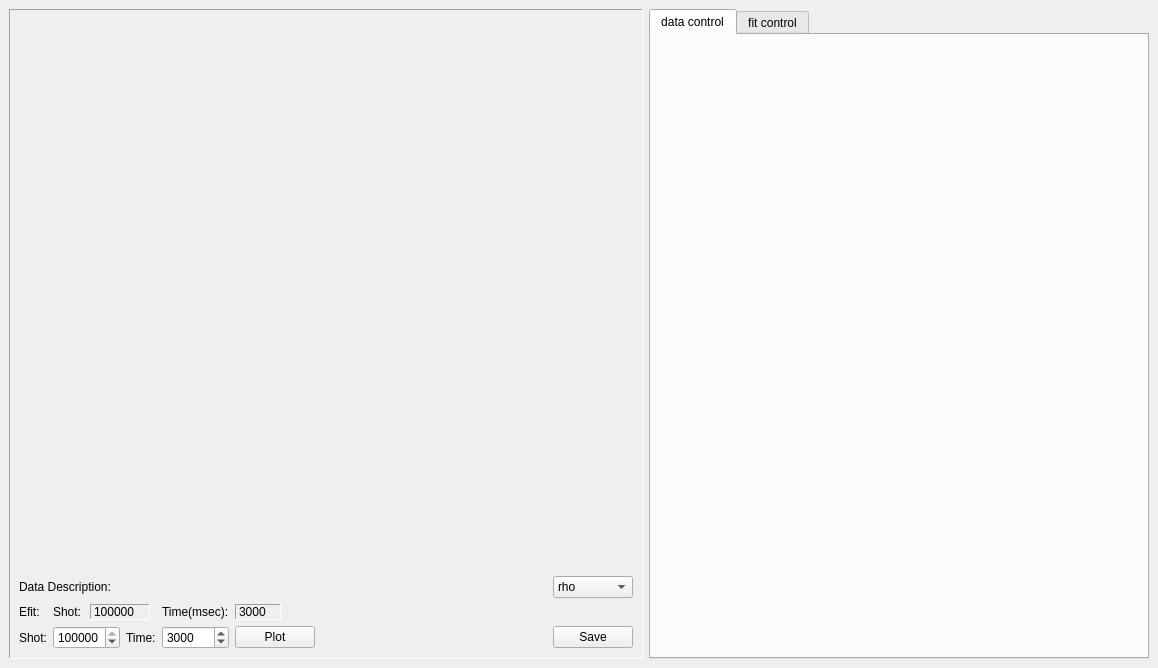
Before: the Qt Designer form MainWindow.ui in zhengprince/east-fit, drawn with Qt 5.
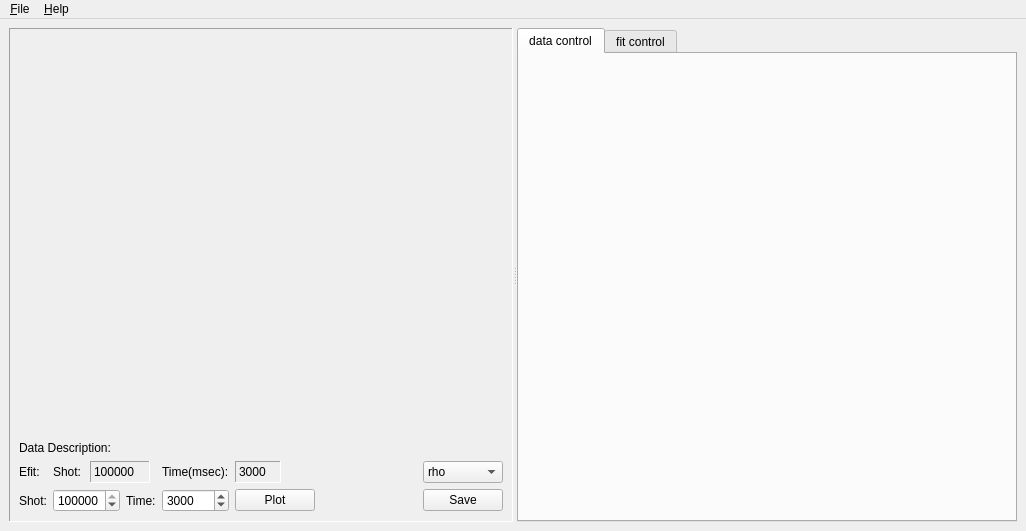
After: the same form once the commit is applied. The open tabs and pages were chosen to show the change. Custom widgets are drawn as their Qt base class.

```diff
--- a/MainWindow.ui
+++ b/MainWindow.ui
@@ -6,8 +6,8 @@
    <rect>
     <x>0</x>
     <y>0</y>
-    <width>1158</width>
-    <height>668</height>
+    <width>1026</width>
+    <height>531</height>
    </rect>
   </property>
   <property name="windowTitle">
@@ -15,7 +15,212 @@
   </property>
   <widget class="QWidget" name="centralwidget">
    <layout class="QGridLayout" name="gridLayout_2">
-    <item row="0" column="1">
+    <item row="0" column="0">
+     <widget class="QSplitter" name="splitter">
+      <property name="orientation">
+       <enum>Qt::Horizontal</enum>
+      </property>
+      <widget class="QFrame" name="frame">
+       <property name="sizePolicy">
+        <sizepolicy hsizetype="Expanding" vsizetype="Expanding">
+         <horstretch>0</horstretch>
+         <verstretch>0</verstretch>
+        </sizepolicy>
+       </property>
+       <property name="frameShape">
+        <enum>QFrame::Panel</enum>
+       </property>
+       <property name="frameShadow">
+        <enum>QFrame::Sunken</enum>
+       </property>
+       <layout class="QGridLayout" name="gridLayout_3">
+        <item row="0" column="0">
+         <widget class="MplCanvasWrapper" name="mplCanvas" native="true">
+          <property name="sizePolicy">
+           <sizepolicy hsizetype="Expanding" vsizetype="Expanding">
+            <horstretch>0</horstretch>
+            <verstretch>0</verstretch>
+           </sizepolicy>
+          </property>
+          <property name="minimumSize">
+           <size>
+            <width>400</width>
+            <height>250</height>
+           </size>
+          </property>
+         </widget>
+        </item>
+        <item row="1" column="0">
+         <widget class="QFrame" name="frame_3">
+          <layout class="QGridLayout" name="gridLayout">
+           <property name="margin">
+            <number>0</number>
+           </property>
+           <item row="1" column="5">
+            <widget class="QLabel" name="lShowTime">
+             <property name="minimumSize">
+              <size>
+               <width>46</width>
+               <height>0</height>
+              </size>
+             </property>
+             <property name="maximumSize">
+              <size>
+               <width>50</width>
+               <height>16777215</height>
+              </size>
+             </property>
+             <property name="frameShape">
+              <enum>QFrame::Panel</enum>
+             </property>
+             <property name="frameShadow">
+              <enum>QFrame::Sunken</enum>
+             </property>
+             <property name="text">
+              <string>3000</string>
+             </property>
+            </widget>
+           </item>
+           <item row="1" column="4">
+            <widget class="QLabel" name="lTime2">
+             <property name="text">
+              <string>Time(msec):</string>
+             </property>
+            </widget>
+           </item>
+           <item row="0" column="0" colspan="3">
+            <widget class="QLabel" name="label">
+             <property name="text">
+              <string>Data Description:</string>
+             </property>
+            </widget>
+           </item>
+           <item row="2" column="3">
+            <widget class="QLabel" name="lTime1">
+             <property name="text">
+              <string>Time:</string>
+             </property>
+            </widget>
+           </item>
+           <item row="1" column="0">
+            <widget class="QLabel" name="lEfit">
+             <property name="text">
+              <string>Efit:</string>
+             </property>
+            </widget>
+           </item>
+           <item row="2" column="0">
+            <widget class="QLabel" name="lShot1">
+             <property name="text">
+              <string>Shot:</string>
+             </property>
+            </widget>
+           </item>
+           <item row="2" column="1" colspan="2">
+            <widget class="QSpinBox" name="sShot">
+             <property name="maximum">
+              <number>100000</number>
+             </property>
+             <property name="value">
+              <number>100000</number>
+             </property>
+            </widget>
+           </item>
+           <item row="2" column="4">
+            <widget class="QSpinBox" name="sTime">
+             <property name="maximum">
+              <number>100000</number>
+             </property>
+             <property name="value">
+              <number>3000</number>
+             </property>
+            </widget>
+           </item>
+           <item row="2" column="5" colspan="2">
+            <widget class="QPushButton" name="bPlot">
+             <property name="text">
+              <string>Plot</string>
+             </property>
+            </widget>
+           </item>
+           <item row="1" column="2" colspan="2">
+            <widget class="QLabel" name="lShowShot">
+             <property name="maximumSize">
+              <size>
+               <width>60</width>
+               <height>16777215</height>
+              </size>
+             </property>
+             <property name="frameShape">
+              <enum>QFrame::Panel</enum>
+             </property>
+             <property name="frameShadow">
+              <enum>QFrame::Sunken</enum>
+             </property>
+             <property name="text">
+              <string>100000</string>
+             </property>
+            </widget>
+           </item>
+           <item row="1" column="1">
+            <widget class="QLabel" name="lShot2">
+             <property name="text">
+              <string>Shot:</string>
+             </property>
+            </widget>
+           </item>
+           <item row="1" column="6" colspan="2">
+            <spacer name="horizontalSpacer">
+             <property name="orientation">
+              <enum>Qt::Horizontal</enum>
+             </property>
+             <property name="sizeHint" stdset="0">
+              <size>
+               <width>321</width>
+               <height>13</height>
+              </size>
+             </property>
+            </spacer>
+           </item>
+           <item row="2" column="7">
+            <spacer name="horizontalSpacer_1">
+             <property name="orientation">
+              <enum>Qt::Horizontal</enum>
+             </property>
+             <property name="sizeHint" stdset="0">
+              <size>
+               <width>65</width>
+               <height>22</height>
+              </size>
+             </property>
+            </spacer>
+           </item>
+           <item row="2" column="8">
+            <widget class="QPushButton" name="bSave">
+             <property name="text">
+              <string>Save</string>
+             </property>
+            </widget>
+           </item>
+           <item row="1" column="8">
+            <widget class="QComboBox" name="cRhoPsi">
+             <item>
+              <property name="text">
+               <string>rho</string>
+              </property>
+             </item>
+             <item>
+              <property name="text">
+               <string>psi</string>
+              </property>
+             </item>
+            </widget>
+           </item>
+          </layout>
+         </widget>
+        </item>
+       </layout>
+      </widget>
      <widget class="QTabWidget" name="tabWidget">
       <property name="sizePolicy">
        <sizepolicy hsizetype="Expanding" vsizetype="Expanding">
@@ -29,15 +234,6 @@
         <height>0</height>
        </size>
       </property>
-      <property name="maximumSize">
-       <size>
-        <width>515</width>
-        <height>16777215</height>
-       </size>
-      </property>
-      <property name="currentIndex">
-       <number>1</number>
-      </property>
       <widget class="QWidget" name="tab_2">
        <attribute name="title">
         <string>data control</string>
@@ -141,217 +337,60 @@
        </widget>
       </widget>
      </widget>
-    </item>
-    <item row="0" column="0">
-     <widget class="QFrame" name="frame">
-      <property name="sizePolicy">
-       <sizepolicy hsizetype="Expanding" vsizetype="Expanding">
-        <horstretch>0</horstretch>
-        <verstretch>0</verstretch>
-       </sizepolicy>
-      </property>
-      <property name="minimumSize">
-       <size>
-        <width>634</width>
-        <height>0</height>
-       </size>
-      </property>
-      <property name="frameShape">
-       <enum>QFrame::Panel</enum>
-      </property>
-      <property name="frameShadow">
-       <enum>QFrame::Sunken</enum>
-      </property>
-      <layout class="QGridLayout" name="gridLayout">
-       <item row="0" column="0" colspan="9">
-        <widget class="MplCanvasWrapper" name="mplCanvas" native="true">
-         <property name="sizePolicy">
-          <sizepolicy hsizetype="Expanding" vsizetype="Expanding">
-           <horstretch>0</horstretch>
-           <verstretch>0</verstretch>
-          </sizepolicy>
-         </property>
-        </widget>
-       </item>
-       <item row="1" column="0" colspan="3">
-        <widget class="QLabel" name="lDataDescription">
-         <property name="text">
-          <string>Data Description:</string>
-         </property>
-        </widget>
-       </item>
-       <item row="1" column="8">
-        <widget class="QComboBox" name="cRhoPsi">
-         <item>
-          <property name="text">
-           <string>rho</string>
-          </property>
-         </item>
-         <item>
-          <property name="text">
-           <string>psi</string>
-          </property>
-         </item>
-        </widget>
-       </item>
-       <item row="2" column="0">
-        <widget class="QLabel" name="lEfit">
-         <property name="text">
-          <string>Efit:</string>
-         </property>
-        </widget>
-       </item>
-       <item row="2" column="1">
-        <widget class="QLabel" name="lShot2">
-         <property name="text">
-          <string>Shot:</string>
-         </property>
-        </widget>
-       </item>
-       <item row="2" column="2" colspan="2">
-        <widget class="QLabel" name="lShowShot">
-         <property name="maximumSize">
-          <size>
-           <width>60</width>
-           <height>16777215</height>
-          </size>
-         </property>
-         <property name="frameShape">
-          <enum>QFrame::Panel</enum>
-         </property>
-         <property name="frameShadow">
-          <enum>QFrame::Sunken</enum>
-         </property>
+     </widget>
+    </item>
+   </layout>
+  </widget>
+  <widget class="QMenuBar" name="menuBar">
+   <property name="geometry">
+    <rect>
+     <x>0</x>
+     <y>0</y>
+     <width>1026</width>
+     <height>23</height>
+    </rect>
+   </property>
+   <widget class="QMenu" name="menu_File">
+    <property name="title">
+     <string>&amp;File</string>
+    </property>
+    <addaction name="actionSave"/>
+    <addaction name="separator"/>
+    <addaction name="actionExit"/>
+   </widget>
+   <widget class="QMenu" name="menu_Help">
+    <property name="title">
+     <string>&amp;Help</string>
+    </property>
+    <addaction name="action_About"/>
+   </widget>
+   <addaction name="menu_File"/>
+   <addaction name="menu_Help"/>
+  </widget>
+  <action name="actionSave">
          <property name="text">
-          <string>100000</string>
-         </property>
-        </widget>
-       </item>
-       <item row="2" column="4">
-        <widget class="QLabel" name="lTime2">
-         <property name="text">
-          <string>Time(msec):</string>
-         </property>
-        </widget>
-       </item>
-       <item row="2" column="5">
-        <widget class="QLabel" name="lShowTime">
-         <property name="minimumSize">
-          <size>
-           <width>46</width>
-           <height>0</height>
-          </size>
-         </property>
-         <property name="maximumSize">
-          <size>
-           <width>50</width>
-           <height>16777215</height>
-          </size>
-         </property>
-         <property name="frameShape">
-          <enum>QFrame::Panel</enum>
-         </property>
-         <property name="frameShadow">
-          <enum>QFrame::Sunken</enum>
-         </property>
+    <string>&amp;Save</string>
+   </property>
+   <property name="shortcut">
+    <string>Ctrl+S</string>
+   </property>
+  </action>
+  <action name="actionExit">
          <property name="text">
-          <string>3000</string>
-         </property>
-        </widget>
-       </item>
-       <item row="2" column="6" colspan="3">
-        <spacer name="horizontalSpacer">
-         <property name="orientation">
-          <enum>Qt::Horizontal</enum>
-         </property>
-         <property name="sizeHint" stdset="0">
-          <size>
-           <width>324</width>
-           <height>14</height>
-          </size>
-         </property>
-        </spacer>
-       </item>
-       <item row="3" column="0">
-        <widget class="QLabel" name="lShot1">
+    <string>E&amp;xit</string>
+   </property>
+   <property name="shortcut">
+    <string>Alt+X</string>
+   </property>
+  </action>
+  <action name="action_About">
          <property name="text">
-          <string>Shot:</string>
-         </property>
-         <property name="buddy">
-          <cstring>sShot</cstring>
-         </property>
-        </widget>
-       </item>
-       <item row="3" column="1" colspan="2">
-        <widget class="QSpinBox" name="sShot">
-         <property name="maximum">
-          <number>100000</number>
-         </property>
-         <property name="value">
-          <number>100000</number>
-         </property>
-        </widget>
-       </item>
-       <item row="3" column="3">
-        <widget class="QLabel" name="lTime1">
-         <property name="text">
-          <string>Time:</string>
-         </property>
-         <property name="buddy">
-          <cstring>sTime</cstring>
-         </property>
-        </widget>
-       </item>
-       <item row="3" column="4">
-        <widget class="QSpinBox" name="sTime">
-         <property name="maximum">
-          <number>100000</number>
-         </property>
-         <property name="value">
-          <number>3000</number>
-         </property>
-        </widget>
-       </item>
-       <item row="3" column="5" colspan="2">
-        <widget class="QPushButton" name="bPlot">
-         <property name="text">
-          <string>Plot</string>
-         </property>
-        </widget>
-       </item>
-       <item row="3" column="7">
-        <spacer name="horizontalSpacer_1">
-         <property name="orientation">
-          <enum>Qt::Horizontal</enum>
-         </property>
-         <property name="sizeHint" stdset="0">
-          <size>
-           <width>65</width>
-           <height>22</height>
-          </size>
-         </property>
-        </spacer>
-       </item>
-       <item row="3" column="8">
-        <widget class="QPushButton" name="bSave">
-         <property name="text">
-          <string>Save</string>
-         </property>
-        </widget>
-       </item>
-      </layout>
-      <zorder>mplCanvas</zorder>
-      <zorder>lDataDescription</zorder>
-      <zorder></zorder>
-      <zorder>horizontalSpacer</zorder>
-      <zorder></zorder>
-      <zorder>cRhoPsi</zorder>
-      <zorder>horizontalSpacer_1</zorder>
-      <zorder>bSave</zorder>
-     </widget>
-    </item>
-   </layout>
-  </widget>
+    <string>&amp;About</string>
+   </property>
+   <property name="shortcut">
+    <string>Alt+A</string>
+   </property>
+  </action>
  </widget>
  <customwidgets>
   <customwidget>
```
Lines whose indentation alone changed are shown as unchanged.
